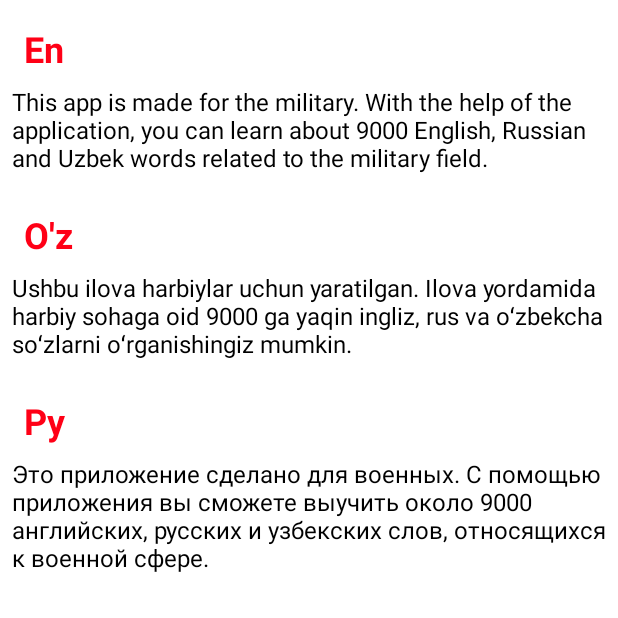
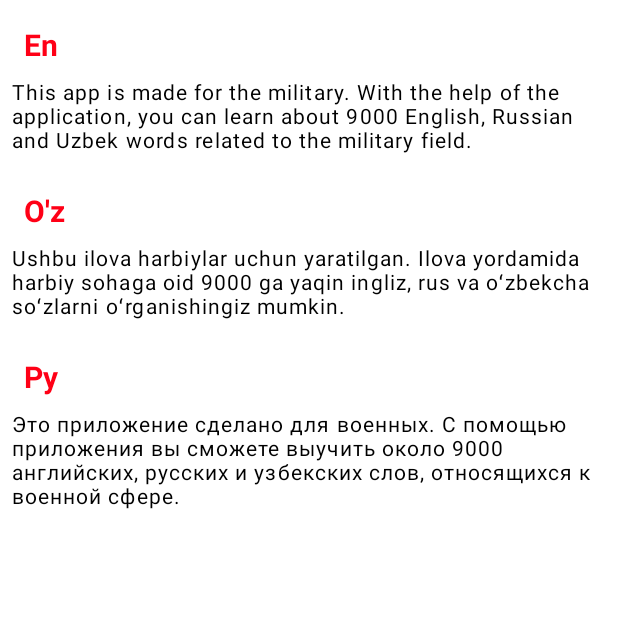
Before and after one commit to SultonUzDev/MiltaryDictionary, an Android app: the InfoFragment screen opened through its navigation route, on a phone screen of 412 x 824 dp, the top half of it. Run offline under Robolectric (Android 15) with nearby library versions, the phone set to English and light mode, and no system bars; our stand-ins replace Room's generated code.

Commit message:
onboard removed and some colors are changed

```diff
--- a/app/src/main/AndroidManifest.xml
+++ b/app/src/main/AndroidManifest.xml
@@ -11,8 +11,7 @@
         android:largeHeap="true"
         android:roundIcon="@mipmap/ic_launcher"
         android:supportsRtl="true"
-        android:theme="@style/Theme.MilitaryDic"
-        tools:targetApi="31">
+        android:theme="@style/Theme.MilitaryDic">
         <activity
             android:name=".MainActivity"
             android:exported="true">
--- a/app/src/main/res/layout/fragment_info.xml
+++ b/app/src/main/res/layout/fragment_info.xml
@@ -20,17 +20,17 @@
             android:text="@string/en"
 
             android:textColor="@color/red"
-            android:textSize="24sp"
+            android:textSize="20sp"
             android:textStyle="bold" />
 
         <androidx.appcompat.widget.AppCompatTextView
             android:id="@+id/tv_info_description_en"
             android:layout_width="match_parent"
             android:layout_height="wrap_content"
+            android:letterSpacing="0.05"
             android:padding="8dp"
             android:text="@string/eng_info_description"
-            android:textColor="@color/black"
-            android:textSize="16sp" />
+            android:textColor="@color/black" />
 
         <androidx.appcompat.widget.AppCompatTextView
             android:layout_width="wrap_content"
@@ -39,17 +39,18 @@
             android:layout_marginTop="16dp"
             android:text="@string/o_z"
             android:textColor="@color/red"
-            android:textSize="24sp"
+            android:textSize="20sp"
             android:textStyle="bold" />
 
         <androidx.appcompat.widget.AppCompatTextView
             android:id="@+id/tv_info_description_uz"
             android:layout_width="match_parent"
             android:layout_height="wrap_content"
+            android:letterSpacing="0.05"
             android:padding="8dp"
+
             android:text="@string/uzb_info_description"
-            android:textColor="@color/black"
-            android:textSize="16sp" />
+            android:textColor="@color/black" />
 
 
         <androidx.appcompat.widget.AppCompatTextView
@@ -59,17 +60,17 @@
             android:layout_marginTop="16dp"
             android:text="@string/ru"
             android:textColor="@color/red"
-            android:textSize="24sp"
+            android:textSize="20sp"
             android:textStyle="bold" />
 
         <androidx.appcompat.widget.AppCompatTextView
             android:id="@+id/tv_info_description_ru"
             android:layout_width="match_parent"
             android:layout_height="wrap_content"
+            android:letterSpacing="0.05"
             android:padding="8dp"
             android:text="@string/rus_info_description"
-            android:textColor="@color/black"
-            android:textSize="16sp" />
+            android:textColor="@color/black" />
 
 
     </LinearLayout>
--- a/app/src/main/res/layout/item_words_list.xml
+++ b/app/src/main/res/layout/item_words_list.xml
@@ -8,11 +8,11 @@
         android:layout_width="match_parent"
         android:layout_height="match_parent"
         android:layout_centerInParent="true"
-        android:layout_marginStart="16dp"
+        android:layout_marginStart="12dp"
         android:ellipsize="end"
         android:gravity="center_vertical"
         android:maxLines="2"
         android:textColor="@color/black"
-        android:textSize="18sp" />
+        android:textSize="16sp" />
 
 </RelativeLayout>
--- a/app/src/main/res/values/colors.xml
+++ b/app/src/main/res/values/colors.xml
@@ -7,8 +7,8 @@
     <color name="teal_700">#FF018786</color>
     <color name="black">#FF000000</color>
     <color name="white">#FFFFFFFF</color>
-    <color name="cardBackColor">#829797</color>
-    <color name="textColor">#064635</color>
+    <color name="cardBackColor">#2D4356</color>
+    <color name="textColor">#191E1E</color>
     <color name="lineColor">#002B5B</color>
     <color name="red">#FF0016</color>
 
--- a/app/src/main/res/values/themes.xml
+++ b/app/src/main/res/values/themes.xml
@@ -10,7 +10,7 @@
         <item name="colorSecondaryVariant">@color/teal_700</item>
         <item name="colorOnSecondary">@color/black</item>
         <!-- Status bar color. -->
-        <item name="android:statusBarColor">#A2B5BB</item>
+        <item name="android:statusBarColor">#2D4356</item>
         <!-- Customize your theme here. -->
     </style>
 
```
Also changed, not shown: app/build.gradle (+8 -4 lines), app/src/main/res/layout/fragment_details.xml (+8 -11 lines), app/src/main/res/layout/fragment_main.xml (+7 -7 lines).
